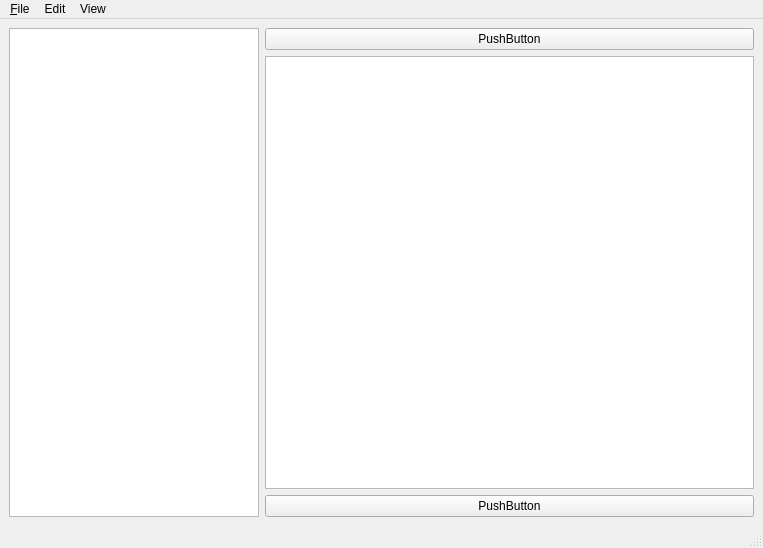
The window that test.ui (arcandio/gw) describes before a commit, drawn with Qt 5.
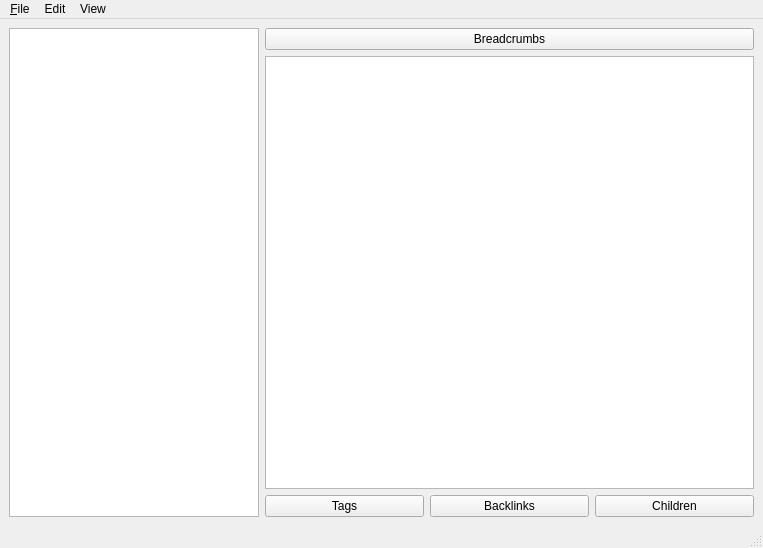
The same window after the commit.

```diff
--- a/test.ui
+++ b/test.ui
@@ -32,7 +32,7 @@
         <item>
          <widget class="QPushButton" name="mainButton">
           <property name="text">
-           <string>PushButton</string>
+           <string>Breadcrumbs</string>
           </property>
          </widget>
         </item>
@@ -44,10 +44,24 @@
         </item>
         <item>
          <layout class="QHBoxLayout" name="horizontalLayout_3">
+          <item>
+           <widget class="QPushButton" name="pushButton_3">
+            <property name="text">
+             <string>Tags</string>
+            </property>
+           </widget>
+          </item>
+          <item>
+           <widget class="QPushButton" name="pushButton">
+            <property name="text">
+             <string>Backlinks</string>
+            </property>
+           </widget>
+          </item>
           <item>
            <widget class="QPushButton" name="pushButton_2">
             <property name="text">
-             <string>PushButton</string>
+             <string>Children</string>
             </property>
            </widget>
           </item>
```
